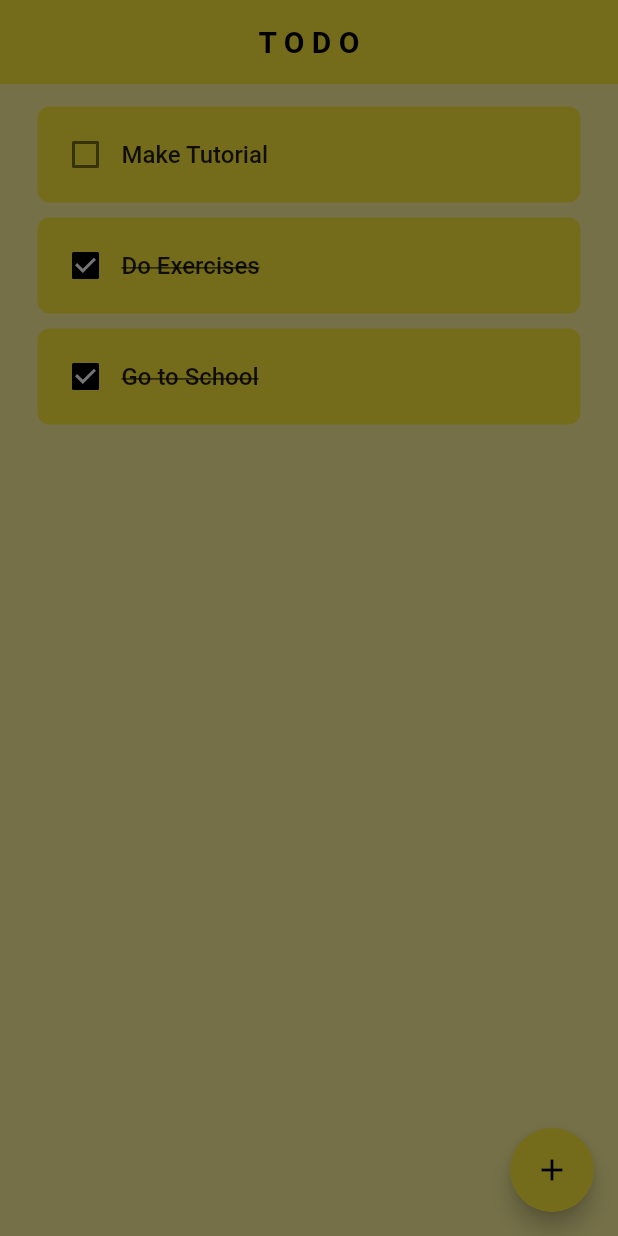
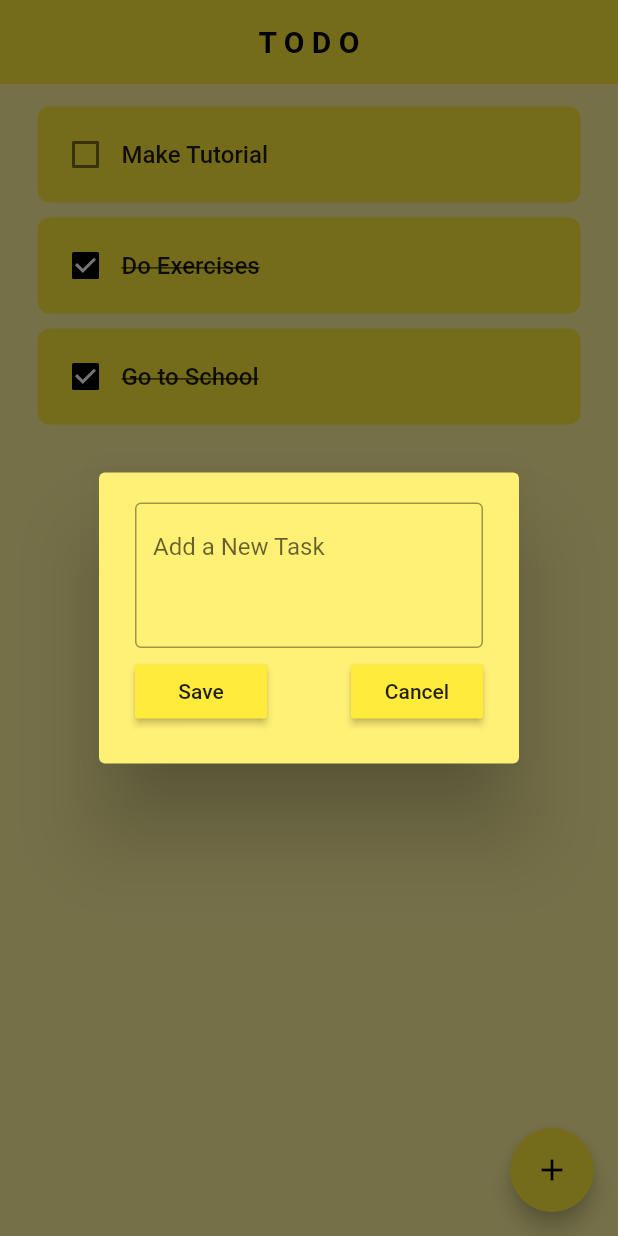
Before and after one commit to sabatohura/flutter-hive-todo-app, a Flutter app: the screen it shows after launch, after a tap on the "add" icon, on a phone screen of 412 x 824 dp. Run offline on Flutter 3.47's test engine with Material 2 defaults, Android fonts, the phone set to English and light mode, and no system bars.

Commit message:
FT create a task

```diff
--- a/lib/pages/home_page.dart
+++ b/lib/pages/home_page.dart
@@ -1,4 +1,5 @@
 import 'package:flutter/material.dart';
+import 'package:todo/utils/dialog_box.dart';
 import 'package:todo/utils/todo_tile.dart';
 
 class HomePage extends StatefulWidget {
@@ -9,6 +10,7 @@ class HomePage extends StatefulWidget {
 }
 
 class _HomePageState extends State<HomePage> {
+  final _controller = TextEditingController();
   List toDoLists = [
     ["Make Tutorial", false],
     ["Do Exercises", true],
@@ -21,10 +23,22 @@ class _HomePageState extends State<HomePage> {
     });
   }
 
-  void createNewTast() {
-    showDialog(context: context, builder: (context) => const AlertDialog(
+  void saveTask() {
+    setState(() {
+      toDoLists.add([_controller.text, false]);
+      _controller.clear();
+    });
+    Navigator.of(context).pop();
+  }
 
-    ));
+  void addNewTask() {
+    showDialog(
+        context: context,
+        builder: (context) => DialogBox(
+              textController: _controller,
+              onCancel: () => Navigator.of(context).pop(),
+              onSave: saveTask,
+            ));
   }
 
   @override
@@ -40,7 +54,7 @@ class _HomePageState extends State<HomePage> {
           )),
         ),
         floatingActionButton: FloatingActionButton(
-          onPressed: createNewTast,
+          onPressed: addNewTask,
           child: const Icon(Icons.add),
         ),
         body: Padding(
--- /dev/null
+++ b/lib/utils/dialog_box.dart
@@ -0,0 +1,46 @@
+import 'package:flutter/material.dart';
+import 'package:todo/utils/my_button.dart';
+
+class DialogBox extends StatelessWidget {
+  // ignore: prefer_typing_uninitialized_variables
+  final textController;
+  VoidCallback onSave;
+  VoidCallback onCancel;
+  DialogBox(
+      {super.key,
+      required this.textController,
+      required this.onCancel,
+      required this.onSave});
+
+  @override
+  Widget build(BuildContext context) {
+    return AlertDialog(
+      backgroundColor: Colors.yellow[300],
+      content: SizedBox(
+        height: 150,
+        child: Column(
+            mainAxisAlignment: MainAxisAlignment.spaceBetween,
+            children: [
+              TextField(
+                controller: textController,
+                maxLines: 3,
+                decoration: const InputDecoration(
+                  border: OutlineInputBorder(),
+                  hintText: "Add a New Task",
+                ),
+              ),
+              Row(
+                mainAxisAlignment: MainAxisAlignment.spaceBetween,
+                children: [
+                  MyButton(btnName: "Save", onPressed: onSave),
+                  const SizedBox(
+                    width: 8,
+                  ),
+                  MyButton(btnName: "Cancel", onPressed: onCancel),
+                ],
+              )
+            ]),
+      ),
+    );
+  }
+}
--- /dev/null
+++ b/lib/utils/my_button.dart
@@ -0,0 +1,17 @@
+import 'package:flutter/material.dart';
+
+// ignore: must_be_immutable
+class MyButton extends StatelessWidget {
+  final String btnName;
+  VoidCallback onPressed;
+  MyButton({super.key, required this.btnName, required this.onPressed});
+
+  @override
+  Widget build(BuildContext context) {
+    return MaterialButton(
+      onPressed: onPressed,
+      color: Theme.of(context).primaryColor,
+      child: Text(btnName),
+    );
+  }
+}
```
